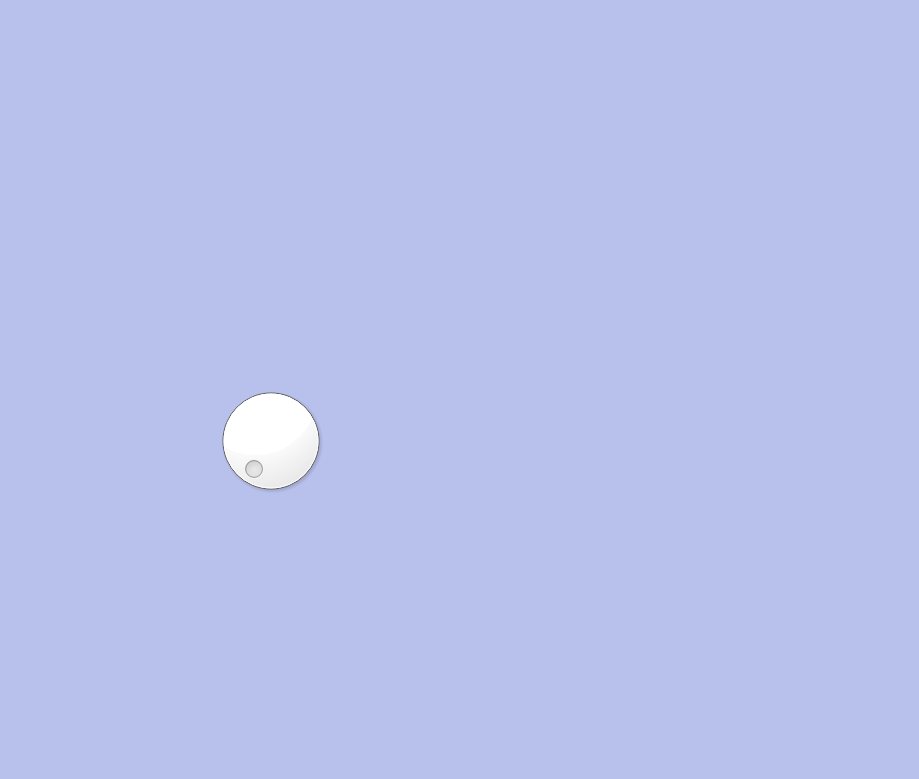
Qt form VehicleDashboard/vehicleinstrumentpanel.ui (C0SMlC/QT) before a commit.
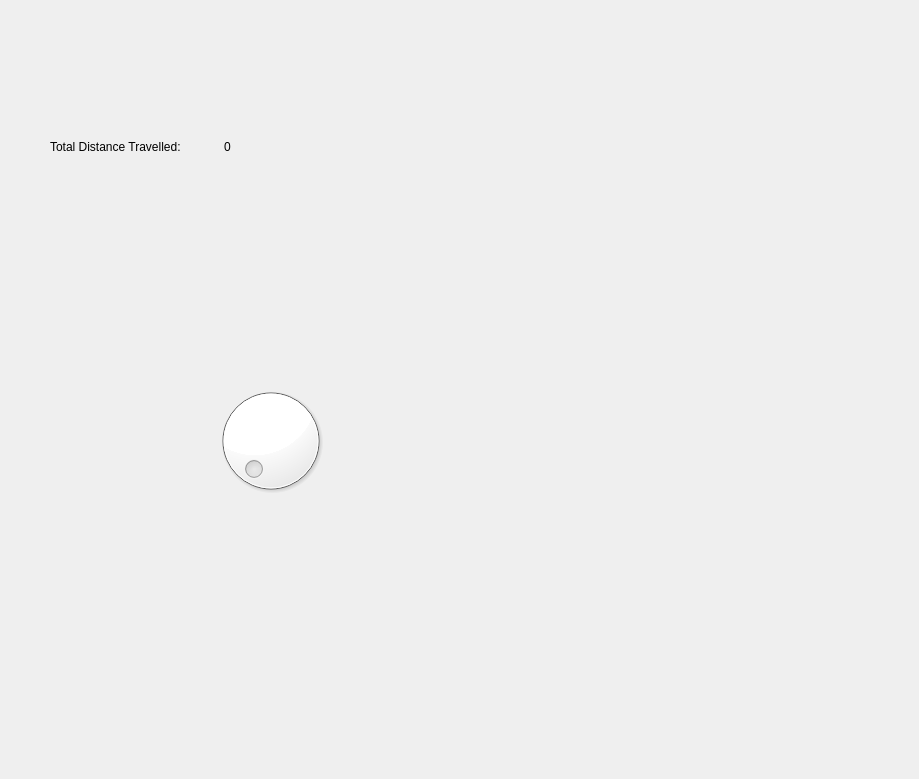
The same form after that commit. Icons and pictures are not drawn.

Commit message: feat: Changong vehicle dashboard color based on user

Diff of the .ui file:
```diff
--- a/VehicleDashboard/vehicleinstrumentpanel.ui
+++ b/VehicleDashboard/vehicleinstrumentpanel.ui
@@ -14,7 +14,7 @@
    <string>Form</string>
   </property>
   <property name="styleSheet">
-   <string notr="true">background-color: rgb(184, 193, 236);</string>
+   <string notr="true"/>
   </property>
   <widget class="QDial" name="dial">
    <property name="geometry">
@@ -64,6 +64,39 @@
     <bool>true</bool>
    </property>
   </widget>
+  <widget class="QWidget" name="layoutWidget">
+   <property name="geometry">
+    <rect>
+     <x>50</x>
+     <y>130</y>
+     <width>341</width>
+     <height>34</height>
+    </rect>
+   </property>
+   <layout class="QHBoxLayout" name="horizontalLayout">
+    <item>
+     <widget class="QLabel" name="label_2">
+      <property name="styleSheet">
+       <string notr="true">font: 700 18pt &quot;Segoe UI&quot;;</string>
+      </property>
+      <property name="text">
+       <string>Total Distance Travelled: </string>
+      </property>
+     </widget>
+    </item>
+    <item>
+     <widget class="QLabel" name="label_3">
+      <property name="styleSheet">
+       <string notr="true">font: 700 16pt &quot;Segoe UI&quot;;</string>
+      </property>
+      <property name="text">
+       <string>0</string>
+      </property>
+     </widget>
+    </item>
+   </layout>
+  </widget>
+  <zorder>layoutWidget</zorder>
   <zorder>label</zorder>
   <zorder>dial</zorder>
  </widget>
```
The commit also changes 19 other files.
